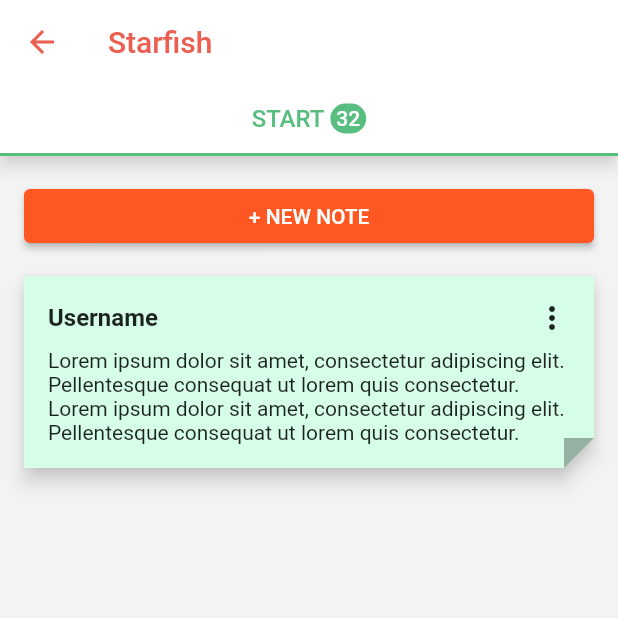
After one commit to paulomenezes/sticky_sessions, a Flutter app: the RetrospectiveScreen screen opened by its route, after a tap on "Starfish", on a phone screen of 412 x 824 dp, the top half of it. The commit adds this screen. Run offline on Flutter 3.47's test engine with Material 2 defaults, Android fonts, the phone set to English and light mode, and no system bars.

Commit message:
feat: session layout

```diff
--- /dev/null
+++ b/lib/components/triangle_painter.dart
@@ -0,0 +1,31 @@
+import 'package:flutter/material.dart';
+
+class TrianglePainter extends CustomPainter {
+  final Color color;
+  final PaintingStyle paintingStyle;
+  final double strokeWidth;
+  final bool drawShadow;
+  final Function(double, double) getPath;
+
+  TrianglePainter(
+      {required this.getPath, required this.drawShadow, this.color = Colors.black, this.strokeWidth = 3, this.paintingStyle = PaintingStyle.stroke});
+
+  @override
+  void paint(Canvas canvas, Size size) {
+    Paint paint = Paint()
+      ..color = color
+      ..strokeWidth = strokeWidth
+      ..style = paintingStyle;
+
+    if (drawShadow) {
+      canvas.drawShadow(getPath(size.width, size.height), Colors.grey.shade300, 5, false);
+    }
+
+    canvas.drawPath(getPath(size.width, size.height), paint);
+  }
+
+  @override
+  bool shouldRepaint(TrianglePainter oldDelegate) {
+    return oldDelegate.color != color || oldDelegate.paintingStyle != paintingStyle || oldDelegate.strokeWidth != strokeWidth;
+  }
+}
--- a/lib/features/retrospective/retrospective_screen.dart
+++ b/lib/features/retrospective/retrospective_screen.dart
@@ -31,7 +31,11 @@ class _RetrospectiveScreenState extends State<RetrospectiveScreen> {
           color: const Color(0xFFF3F3F3),
           child: Column(crossAxisAlignment: CrossAxisAlignment.stretch, children: [
             ListView.builder(
-              itemBuilder: (context, index) => Container(
+              itemBuilder: (context, index) => GestureDetector(
+                  onTap: () {
+                    Navigator.pushNamed(context, '/session');
+                  },
+                  child: Container(
                     color: Colors.white,
                     margin: const EdgeInsets.only(top: 24),
                     child: Row(
@@ -49,12 +53,16 @@ class _RetrospectiveScreenState extends State<RetrospectiveScreen> {
                               children: [
                                 Row(
                                   mainAxisAlignment: MainAxisAlignment.spaceBetween,
-                              children: const [Text("Starfish", style: TextStyle(fontSize: 16, fontWeight: FontWeight.bold)), Icon(Icons.more_vert)],
+                                  children: const [
+                                    Text("Starfish", style: TextStyle(fontSize: 16, fontWeight: FontWeight.bold)),
+                                    Icon(Icons.more_vert)
+                                  ],
                                 ),
                                 const SizedBox(
                                   height: 8,
                                 ),
-                            const Text("Lorem ipsum dolor sit amet, consectetur adipiscing elit. Pellentesque consequat ut lorem quis consectetur.",
+                                const Text(
+                                    "Lorem ipsum dolor sit amet, consectetur adipiscing elit. Pellentesque consequat ut lorem quis consectetur.",
                                     maxLines: 2,
                                     style: TextStyle(
                                       color: Colors.grey,
@@ -67,7 +75,7 @@ class _RetrospectiveScreenState extends State<RetrospectiveScreen> {
                             ))
                       ],
                     ),
-              ),
+                  )),
               itemCount: 3,
               shrinkWrap: true,
             ),
--- /dev/null
+++ b/lib/features/session/session_screen.dart
@@ -0,0 +1,122 @@
+import 'package:flutter/material.dart';
+import 'package:sticky_sessions/components/triangle_painter.dart';
+import 'package:sticky_sessions/utils/constants.dart';
+
+class SessionScreen extends StatefulWidget {
+  const SessionScreen({Key? key}) : super(key: key);
+
+  get isRecent => null;
+
+  @override
+  State<SessionScreen> createState() => _SessionScreenState();
+}
+
+class _SessionScreenState extends State<SessionScreen> {
+  @override
+  Widget build(BuildContext context) {
+    return DefaultTabController(
+        length: 1,
+        child: Scaffold(
+            appBar: AppBar(
+              backgroundColor: Colors.white,
+              foregroundColor: primaryColor,
+              shadowColor: Colors.grey.shade50,
+              title: const Text(
+                'Starfish',
+              ),
+              bottom: TabBar(
+                labelColor: const Color(0xFF57BE7F),
+                labelStyle: const TextStyle(fontSize: 16, fontWeight: FontWeight.w500),
+                unselectedLabelColor: Colors.grey.shade700,
+                indicatorColor: const Color(0xFF57BE7F),
+                tabs: [
+                  Tab(
+                    child: Row(mainAxisAlignment: MainAxisAlignment.center, children: [
+                      const Text("START"),
+                      const SizedBox(
+                        width: 4,
+                      ),
+                      Container(
+                        padding: const EdgeInsets.symmetric(horizontal: 4, vertical: 2),
+                        decoration: BoxDecoration(
+                          color: const Color(0xFF57BE7F),
+                          borderRadius: BorderRadius.circular(32),
+                        ),
+                        child: const Text(
+                          "32",
+                          style: TextStyle(color: Colors.white, fontSize: 14),
+                        ),
+                      )
+                    ]),
+                  ),
+                ],
+              ),
+            ),
+            body: Container(
+              color: const Color(0xFFF3F3F3),
+              child: TabBarView(children: [
+                Container(
+                    padding: const EdgeInsets.all(16),
+                    child: Column(
+                      crossAxisAlignment: CrossAxisAlignment.stretch,
+                      children: [
+                        ElevatedButton(onPressed: () {}, child: const Text("+ NEW NOTE")),
+                        const SizedBox(
+                          height: 16,
+                        ),
+                        Stack(children: [
+                          CustomPaint(
+                              painter: TrianglePainter(
+                                  drawShadow: true,
+                                  getPath: (double x, double y) => Path()
+                                    ..moveTo(0, y)
+                                    ..lineTo(0, 0)
+                                    ..lineTo(x, 0)
+                                    ..lineTo(x, y - 20)
+                                    ..lineTo(x - 20, y),
+                                  color: const Color(0xFFD5FDE7),
+                                  paintingStyle: PaintingStyle.fill),
+                              child: Container(
+                                padding: const EdgeInsets.all(16),
+                                child: Column(
+                                  crossAxisAlignment: CrossAxisAlignment.stretch,
+                                  children: [
+                                    Row(
+                                      mainAxisAlignment: MainAxisAlignment.spaceBetween,
+                                      children: const [
+                                        Text("Username", style: TextStyle(fontWeight: FontWeight.bold, fontSize: 16)),
+                                        Icon(Icons.more_vert)
+                                      ],
+                                    ),
+                                    const SizedBox(
+                                      height: 8,
+                                    ),
+                                    const Text(
+                                      "Lorem ipsum dolor sit amet, consectetur adipiscing elit. Pellentesque consequat ut lorem quis consectetur. Lorem ipsum dolor sit amet, consectetur adipiscing elit. Pellentesque consequat ut lorem quis consectetur.",
+                                    ),
+                                  ],
+                                ),
+                              )),
+                          Positioned(
+                              bottom: 0,
+                              right: 0,
+                              child: SizedBox(
+                                  width: 20,
+                                  height: 20,
+                                  child: CustomPaint(
+                                    painter: TrianglePainter(
+                                        drawShadow: false,
+                                        getPath: (double x, double y) => Path()
+                                          ..moveTo(0, 0)
+                                          ..lineTo(x, 0)
+                                          ..lineTo(0, y),
+                                        color: const Color(0xFF95B1A2),
+                                        paintingStyle: PaintingStyle.fill),
+                                  ))),
+                        ])
+                      ],
+                    )),
+              ]),
+            )));
+  }
+}
--- a/lib/main.dart
+++ b/lib/main.dart
@@ -4,6 +4,7 @@ import 'package:sticky_sessions/features/login/login_screen.dart';
 import 'package:sticky_sessions/features/login/login_token_screen.dart';
 import 'package:sticky_sessions/features/notification/notification_screen.dart';
 import 'package:sticky_sessions/features/retrospective/retrospective_screen.dart';
+import 'package:sticky_sessions/features/session/session_screen.dart';
 import 'package:sticky_sessions/features/splash/splash_screen.dart';
 
 void main() {
@@ -27,6 +28,7 @@ class MyApp extends StatelessWidget {
         '/home': (context) => const HomeScreen(),
         '/notification': (context) => const NotificationScreen(),
         '/retrospective': (context) => const RetrospectiveScreen(),
+        '/session': (context) => const SessionScreen(),
       },
       initialRoute: '/',
     );
--- a/lib/utils/constants.dart
+++ b/lib/utils/constants.dart
@@ -8,3 +8,4 @@ const String routerLoginToken = '/login/token';
 const String routerHome = '/home';
 const String routerNotification = '/notification';
 const String routerRetrospective = '/retrospective';
+const String routerSession = '/session';
```
Lines whose indentation alone changed are shown as unchanged.
